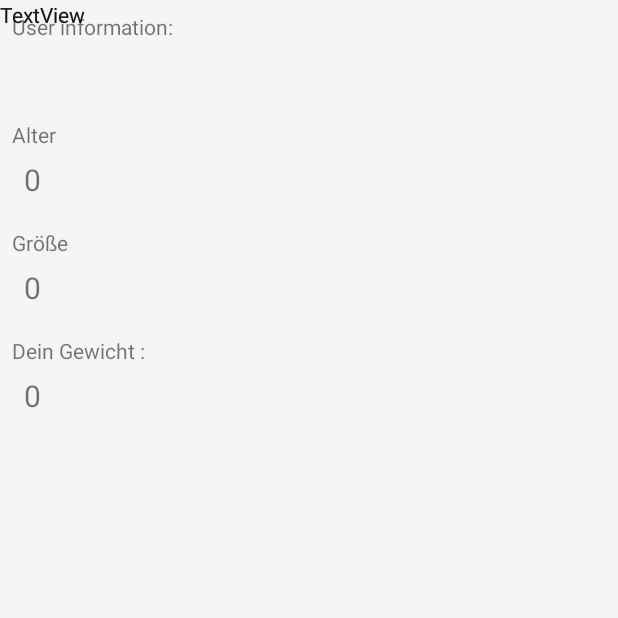
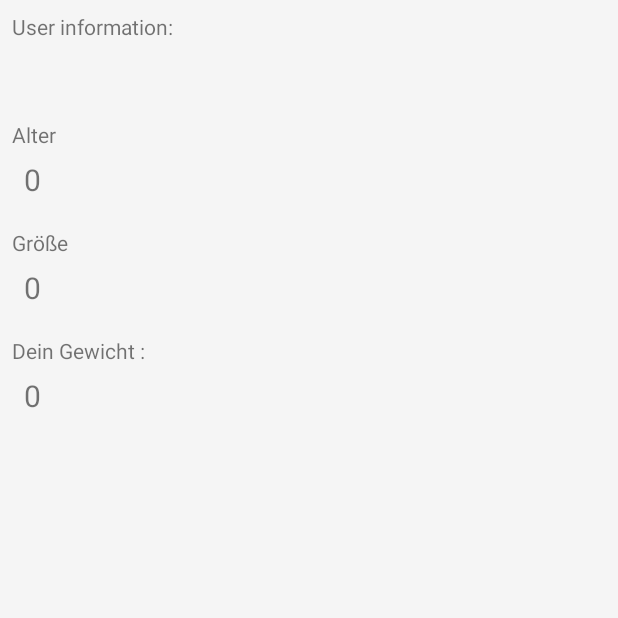
Before and after one commit to racestar4/SmokerApp, an Android app: the StatisticsActivity screen opened directly, with no data from a screen before it, on a phone screen of 412 x 824 dp, the top half of it. Run offline under Robolectric (Android 15) with nearby library versions, the phone set to English and light mode, and no system bars; network calls fail.

Commit message:
fixed View statistics

```diff
--- a/app/src/main/res/layout/activity_statistics.xml
+++ b/app/src/main/res/layout/activity_statistics.xml
@@ -124,28 +124,4 @@
         </LinearLayout>
     </ScrollView>
 
-    <TextView
-        android:id="@+id/textView9"
-        android:layout_width="wrap_content"
-        android:layout_height="wrap_content"
-        android:text="TextView"
-        tools:layout_editor_absoluteX="0dp"
-        tools:layout_editor_absoluteY="346dp" />
-
-    <TextView
-        android:id="@+id/textView10"
-        android:layout_width="wrap_content"
-        android:layout_height="wrap_content"
-        android:text="TextView"
-        tools:layout_editor_absoluteX="77dp"
-        tools:layout_editor_absoluteY="346dp" />
-
-    <TextView
-        android:id="@+id/textView11"
-        android:layout_width="wrap_content"
-        android:layout_height="wrap_content"
-        android:text="TextView"
-        tools:layout_editor_absoluteX="156dp"
-        tools:layout_editor_absoluteY="346dp" />
-
 </android.support.constraint.ConstraintLayout>
```
